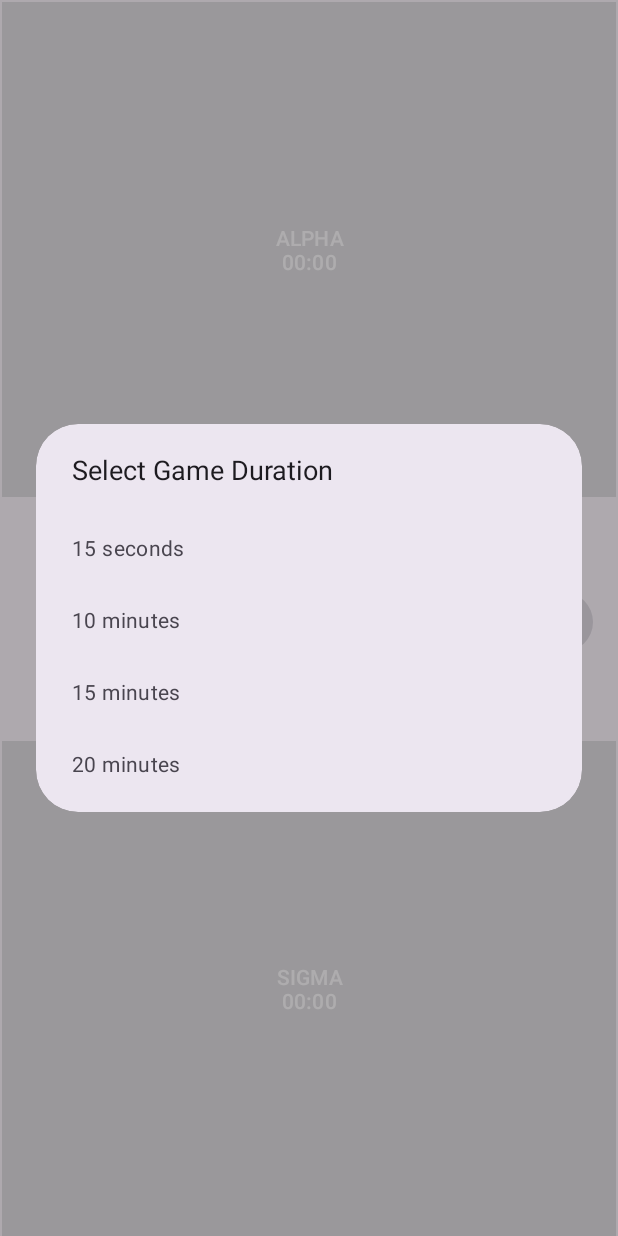
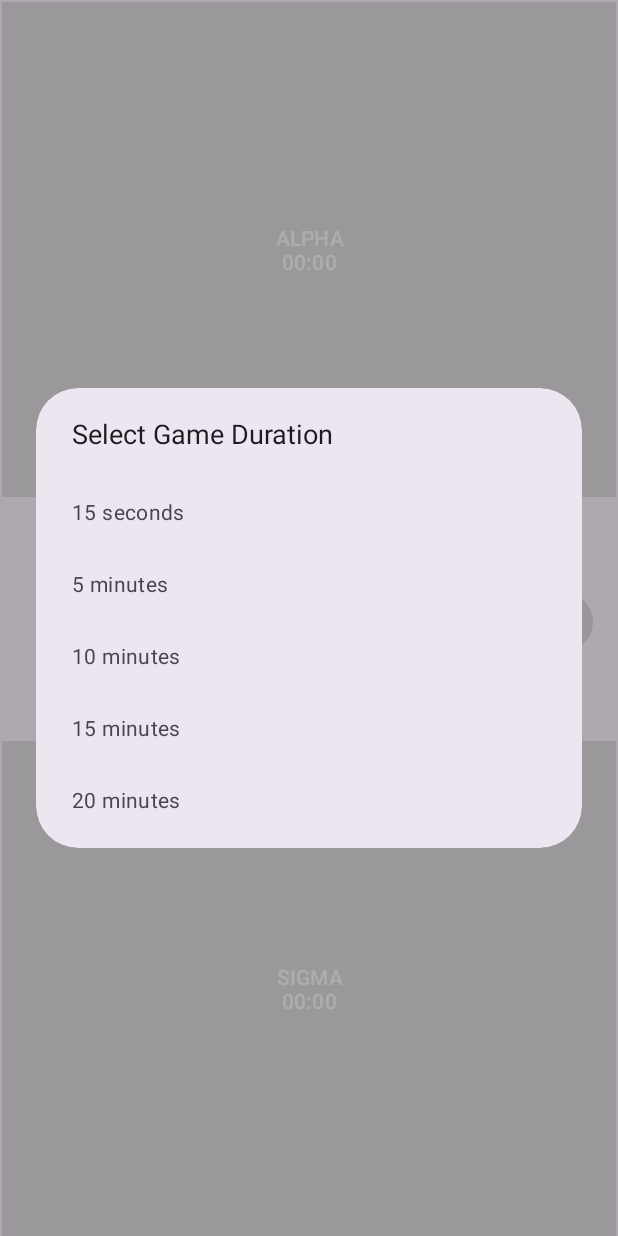
Before and after one commit to Milunas/asg-timer, an Android app: the screen it shows after launch (MainActivity), after a tap on "START", on a phone screen of 412 x 824 dp. Run offline under Robolectric (Android 15) with nearby library versions, the phone set to English and light mode, and no system bars.

Commit message:
5 minutes play

```diff
--- a/app/src/main/java/com/example/myapplication/MainActivity.kt
+++ b/app/src/main/java/com/example/myapplication/MainActivity.kt
@@ -114,8 +114,8 @@ class MainActivity : AppCompatActivity() {
     }
 
     private fun showGameDurationDialog() {
-        val options = arrayOf("15 seconds", "10 minutes", "15 minutes", "20 minutes")
-        val durations = arrayOf(15L, 600L, 900L, 1200L)
+        val options = arrayOf("15 seconds", "5 minutes", "10 minutes", "15 minutes", "20 minutes")
+        val durations = arrayOf(15L, 300L, 600L, 900L, 1200L)
 
         MaterialAlertDialogBuilder(this)
             .setTitle("Select Game Duration")
```
